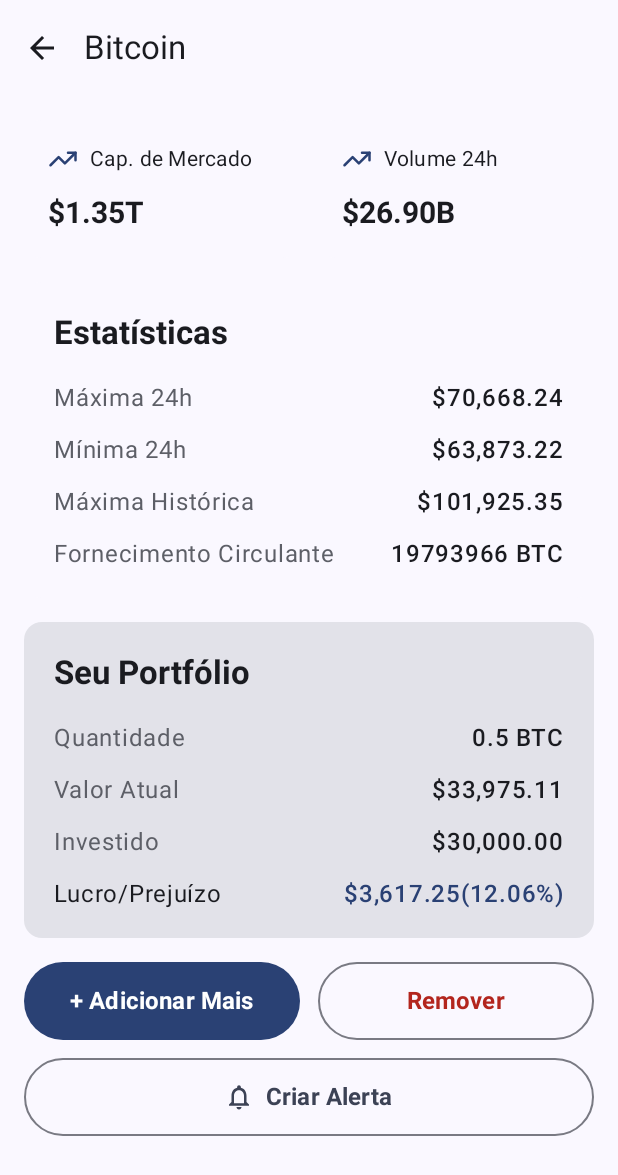
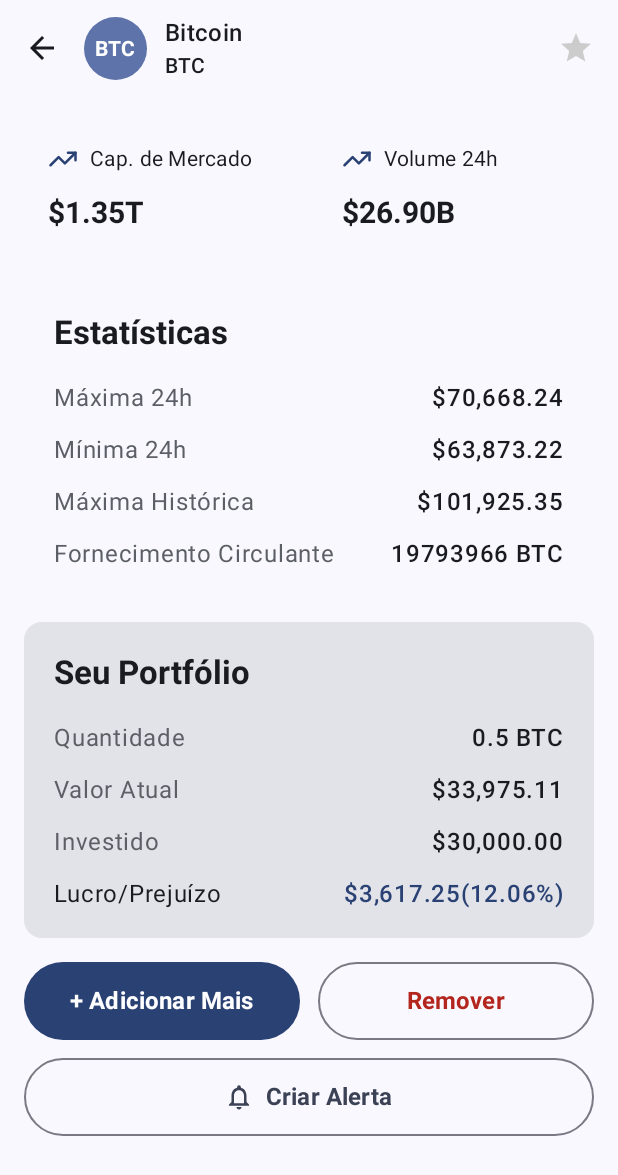
Before and after one commit to WGabbriel/CryptoHub, an Android app built with Jetpack Compose: the screen it shows after launch (CryptoDetailsActivity), after a tap on "BTC", on a phone screen of 412 x 824 dp. Shown: the top 1175 px of the screen. Run offline under Robolectric (Android 15) with nearby library versions, the phone set to English and light mode, and no system bars.

Commit message:
Implement favorite functionality and enhance top bar in CryptoDetailsActivity

```diff
--- a/app/src/main/java/com/wgabbriel/cryptohub/CryptoDetailsActivity.kt
+++ b/app/src/main/java/com/wgabbriel/cryptohub/CryptoDetailsActivity.kt
@@ -5,11 +5,38 @@ import androidx.activity.ComponentActivity
 import androidx.activity.compose.setContent
 import androidx.activity.enableEdgeToEdge
 import androidx.activity.viewModels
-import androidx.compose.foundation.layout.*
+import androidx.compose.foundation.layout.Box
+import androidx.compose.foundation.layout.Column
+import androidx.compose.foundation.layout.Row
+import androidx.compose.foundation.layout.Spacer
+import androidx.compose.foundation.layout.fillMaxSize
+import androidx.compose.foundation.layout.padding
+import androidx.compose.foundation.layout.size
+import androidx.compose.foundation.layout.width
+import androidx.compose.foundation.shape.CircleShape
 import androidx.compose.material.icons.Icons
 import androidx.compose.material.icons.automirrored.filled.ArrowBack
-import androidx.compose.material3.*
+import androidx.compose.material.icons.filled.Star
+import androidx.compose.material.icons.outlined.Star
+import androidx.compose.material3.ExperimentalMaterial3Api
+import androidx.compose.material3.Icon
+import androidx.compose.material3.IconButton
+import androidx.compose.material3.MaterialTheme
+import androidx.compose.material3.Scaffold
+import androidx.compose.material3.Surface
+import androidx.compose.material3.Text
+import androidx.compose.material3.TopAppBar
+import androidx.compose.runtime.Composable
+import androidx.compose.runtime.getValue
+import androidx.compose.runtime.mutableStateOf
+import androidx.compose.runtime.saveable.rememberSaveable
+import androidx.compose.runtime.setValue
+import androidx.compose.ui.Alignment
 import androidx.compose.ui.Modifier
+import androidx.compose.ui.draw.clip
+import androidx.compose.ui.graphics.Color
+import androidx.compose.ui.text.font.FontWeight
+import androidx.compose.ui.unit.dp
 import com.wgabbriel.cryptohub.model.Crypto
 import com.wgabbriel.cryptohub.ui.screen.CryptoDetailsScreen
 import com.wgabbriel.cryptohub.ui.theme.CryptoHubTheme
@@ -47,16 +74,20 @@ class CryptoDetailsActivity : ComponentActivity() {
 
         setContent {
             CryptoHubTheme {
+
+                var isFavorite by rememberSaveable { mutableStateOf(false) }
+
                 Scaffold(
                     topBar = {
                         TopAppBar(
-                            title = { Text(cryptoName) },
+                            title = { TopBarLabel(cryptoSymbol, cryptoName) },
                             navigationIcon = {
-                                IconButton(onClick = { finish() }) {
-                                    Icon(
-                                        imageVector = Icons.AutoMirrored.Filled.ArrowBack,
-                                        contentDescription = "Voltar"
-                                    )
+                                BackToMarket { finish() }
+                            },
+                            actions = {
+                                FavoriteButton(isFavorite) {
+                                    isFavorite = !isFavorite
+                                    // TODO persistir favorito
                                 }
                             }
                         )
@@ -74,3 +105,55 @@ class CryptoDetailsActivity : ComponentActivity() {
         }
     }
 }
+
+@Composable
+private fun BackToMarket(onClick: () -> Unit) {
+    IconButton(onClick = onClick) {
+        Icon(
+            imageVector = Icons.AutoMirrored.Filled.ArrowBack,
+            contentDescription = "Voltar"
+        )
+    }
+}
+
+@Composable
+private fun TopBarLabel(symbol: String, name: String) {
+    Row(verticalAlignment = Alignment.CenterVertically) {
+        CryptoIcon(symbol)
+        Spacer(Modifier.width(12.dp))
+        Column() {
+            Text(name, style = MaterialTheme.typography.titleMedium)
+            Spacer(Modifier.width(12.dp))
+            Text(symbol, style = MaterialTheme.typography.titleSmall)
+        }
+    }
+}
+
+@Composable
+private fun CryptoIcon(symbol: String) {
+    Surface(
+        modifier = Modifier
+            .size(42.dp)
+            .clip(CircleShape),
+        color = MaterialTheme.colorScheme.primaryContainer
+    ) {
+        Box(contentAlignment = Alignment.Center) {
+            Text(
+                text = symbol,
+                style = MaterialTheme.typography.labelLarge,
+                fontWeight = FontWeight.Bold
+            )
+        }
+    }
+}
+
+@Composable
+fun FavoriteButton(isFavorite: Boolean, onClick: () -> Unit) {
+    IconButton(onClick = onClick) {
+        Icon(
+            imageVector = if (isFavorite) Icons.Filled.Star else Icons.Outlined.Star,
+            contentDescription = "Favoritar",
+            tint = if (isFavorite) Color.Yellow else Color.LightGray
+        )
+    }
+}
```
